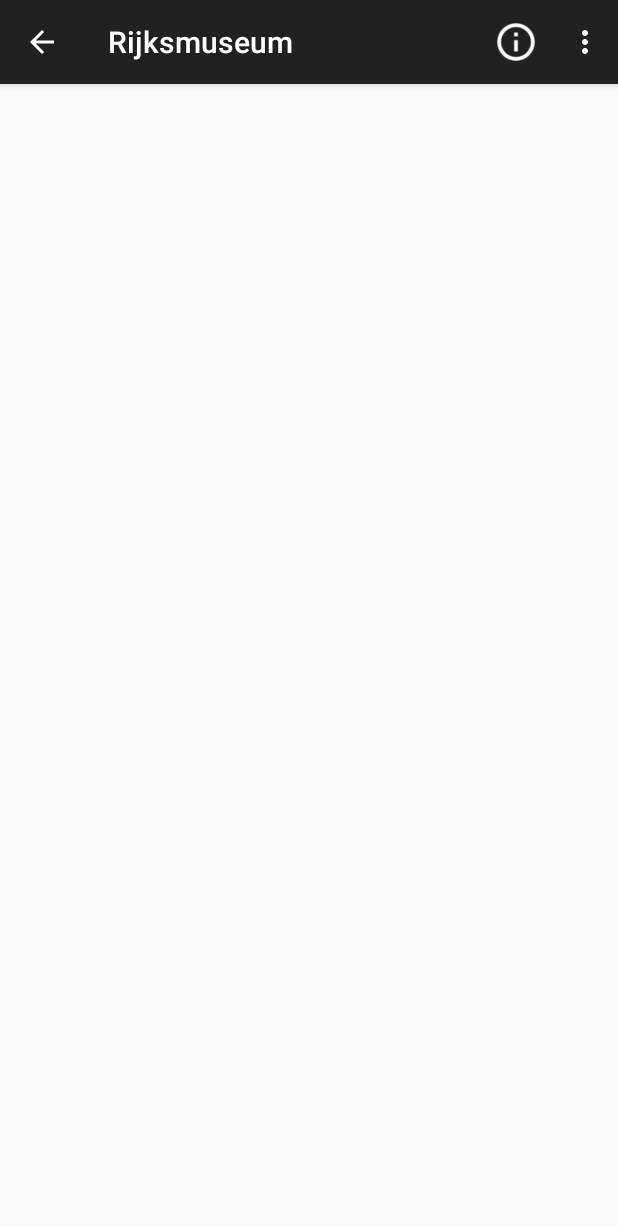
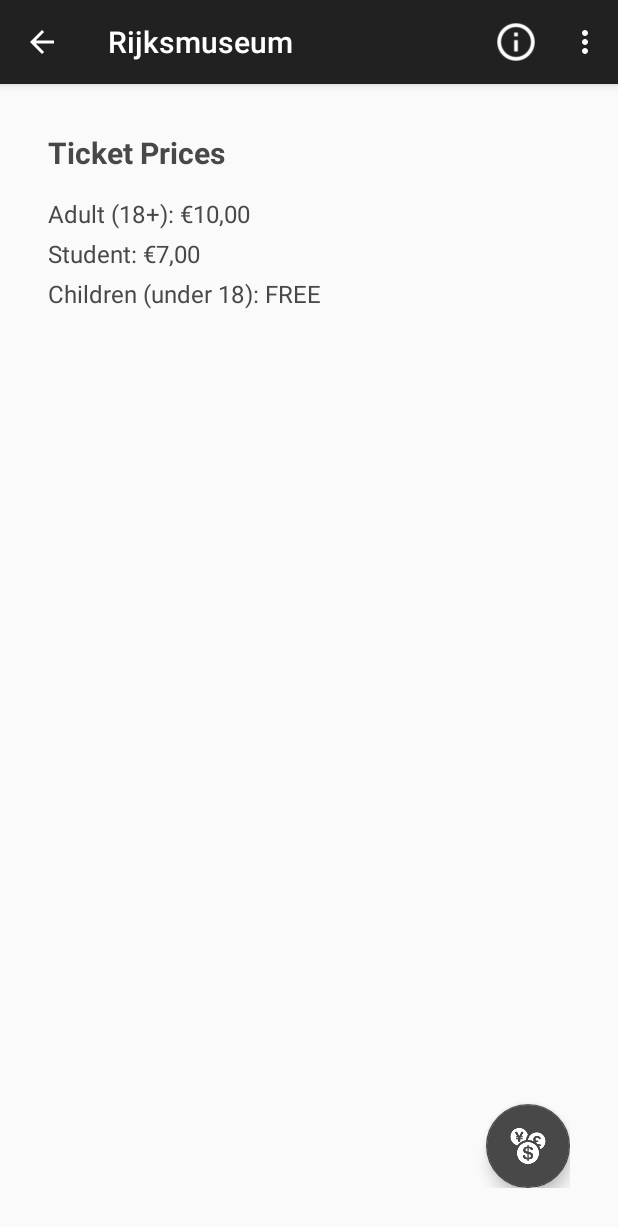
Before and after one commit to AdamMcquiff/rijksmuseum-android-app, an Android app: the screen it shows after launch (TicketInformationActivity), after a tap on "Ticket Information", on a phone screen of 412 x 824 dp. Shown: the top 1227 px of the screen. Run offline under Robolectric (Android 15) with nearby library versions, the phone set to English and light mode, and no system bars.

Commit message:
Added event listeners, began implementation of currency conversion

```diff
--- a/app/build.gradle
+++ b/app/build.gradle
@@ -27,4 +27,5 @@
     compile 'com.android.support:appcompat-v7:26.+'
     compile 'com.android.support.constraint:constraint-layout:1.0.2'
     testCompile 'junit:junit:4.12'
+    implementation 'com.android.support:design:26.1.0'
 }
--- a/app/src/main/java/com/cet325/bg72db/MainActivity.java
+++ b/app/src/main/java/com/cet325/bg72db/MainActivity.java
@@ -5,21 +5,31 @@
 import android.support.v7.app.AppCompatActivity;
 import android.view.Menu;
 import android.view.MenuItem;
+import android.view.View;
+import android.widget.Button;
 import android.widget.ScrollView;
 
 public class MainActivity extends AppCompatActivity {
 
-    // TODO: Add CTA button event listener
+    ScrollView main_activity = null;
+    Button call_to_action_btn = null;
 
-    ScrollView main_activity = null;
+    private View.OnClickListener call_to_action_event_listener = new View.OnClickListener() {
+        public void onClick(View view) {
+            // TODO; add intent / event logic
+        }
+    };
 
     @Override
     protected void onCreate(Bundle savedInstanceState) {
         super.onCreate(savedInstanceState);
         setContentView(R.layout.activity_main);
 
-        main_activity = (ScrollView) findViewById(R.id.main_activity);
+        main_activity = findViewById(R.id.main_activity);
         registerForContextMenu(main_activity);
+
+        call_to_action_btn = findViewById(R.id.discover_art_btn);
+        call_to_action_btn.setOnClickListener(call_to_action_event_listener);
     }
 
     @Override
@@ -33,9 +43,9 @@
         switch (item.getItemId()) {
             case R.id.action_info:
                 // String name = mEditTextName.getText().toString();
-                Intent ticketInfoActivityIntent = new Intent(getApplicationContext(), TicketInformationActivity.class);
+                Intent ticket_info_activity_intent = new Intent(getApplicationContext(), TicketInformationActivity.class);
                 // myIntent.putExtra("name", name);
-                startActivity(ticketInfoActivityIntent);
+                startActivity(ticket_info_activity_intent);
                 return true;
             default:
                 return super.onOptionsItemSelected(item);
--- a/app/src/main/java/com/cet325/bg72db/TicketInformationActivity.java
+++ b/app/src/main/java/com/cet325/bg72db/TicketInformationActivity.java
@@ -1,21 +1,45 @@
 package com.cet325.bg72db;
 
+import android.app.AlertDialog;
+import android.content.DialogInterface;
 import android.os.Bundle;
+import android.support.design.widget.FloatingActionButton;
 import android.support.v7.app.ActionBar;
 import android.support.v7.app.AppCompatActivity;
 import android.view.Menu;
 import android.view.MenuItem;
+import android.view.View;
+import android.widget.TextView;
 
 public class TicketInformationActivity extends AppCompatActivity {
 
     ActionBar action_bar = null;
+    TextView prices_textview = null;
+    FloatingActionButton currency_exchange_btn = null;
+
+    static double TICKET_PRICE_EURO = 10.00;
+    // TODO: get user currency OR default
+    String selected_currency = "EUR";
+
+    private View.OnClickListener currency_exchange_event_listener = new View.OnClickListener() {
+        public void onClick(View view) {
+            buildCurrencyDialog();
+        }
+    };
 
     @Override
     protected void onCreate(Bundle savedInstanceState) {
         super.onCreate(savedInstanceState);
         setContentView(R.layout.activity_ticket_information);
+
         action_bar = getSupportActionBar();
         if (action_bar != null) action_bar.setDisplayHomeAsUpEnabled(true);
+
+        prices_textview = findViewById(R.id.prices_textview);
+        updatePricesTextView(selected_currency);
+
+        currency_exchange_btn = findViewById(R.id.currency_action_button);
+        currency_exchange_btn.setOnClickListener(currency_exchange_event_listener);
     }
 
     @Override
@@ -34,4 +58,38 @@
                 return super.onOptionsItemSelected(item);
         }
     }
+
+    private void buildCurrencyDialog() {
+        AlertDialog.Builder builder = new AlertDialog.Builder(this);
+        builder.setTitle(R.string.currency_dialog_title);
+        builder.setItems(R.array.currencies, new DialogInterface.OnClickListener() {
+            public void onClick(DialogInterface dialog, int selected) {
+                String[] currencies = getResources().getStringArray(R.array.currencies);
+                String[] currency_codes = getResources().getStringArray(R.array.currency_codes);
+                for (int i = 0; i < currencies.length; i++) {
+                    if (selected == i) {
+                        selected_currency = currency_codes[i];
+                        updatePricesTextView(selected_currency);
+                        System.out.println("Current index is: " + i);
+                    }
+                }
+            }
+        });
+        AlertDialog ad = builder.create();
+        ad.show();
+    }
+
+    private void updatePricesTextView(String currency) {
+        String string = "Adult (18+): ";
+        switch (currency) {
+            case "EUR":
+                string += "€10,00 \nStudent: €7,00";
+                break;
+            case "GDP":
+                string += "£10.00 \nStudent: £7.00";
+                break;
+        }
+        string += "\nChildren (under 18): FREE";
+        prices_textview.setText(string);
+    }
 }
--- a/app/src/main/res/layout/activity_main.xml
+++ b/app/src/main/res/layout/activity_main.xml
@@ -37,7 +37,7 @@
                 android:lineSpacingExtra="8dp"
                 android:textColor="@color/colorPrimaryDark" />
 
-            <Button android:id="@+id/discoverArtBtn"
+            <Button android:id="@+id/discover_art_btn"
                 android:layout_width="wrap_content"
                 android:layout_height="wrap_content"
                 android:text="@string/discover_art_btn"
@@ -50,13 +50,14 @@
             android:layout_width="wrap_content"
             android:layout_height="wrap_content">
 
-            <ImageView
-                android:layout_width="wrap_content"
-                android:layout_height="match_parent"
-                android:scaleType="fitStart"
-                android:adjustViewBounds="true"
-                android:contentDescription="@string/rijksmuseum_exterior_description"
-                app:srcCompat="@drawable/rijksmuseum_exterior" />
+            <!-- TODO: bring this image in without lag -->
+            <!--<ImageView-->
+                <!--android:layout_width="wrap_content"-->
+                <!--android:layout_height="match_parent"-->
+                <!--android:scaleType="fitStart"-->
+                <!--android:adjustViewBounds="true"-->
+                <!--android:contentDescription="@string/rijksmuseum_exterior_description"-->
+                <!--app:srcCompat="@drawable/rijksmuseum_exterior" />-->
 
         </LinearLayout>
 
--- a/app/src/main/res/layout/activity_ticket_information.xml
+++ b/app/src/main/res/layout/activity_ticket_information.xml
@@ -1,8 +1,50 @@
 <?xml version="1.0" encoding="utf-8"?>
-<android.support.constraint.ConstraintLayout xmlns:android="http://schemas.android.com/apk/res/android"
-    xmlns:tools="http://schemas.android.com/tools"
+<RelativeLayout
+    android:orientation="vertical"
     android:layout_width="match_parent"
     android:layout_height="match_parent"
+    android:padding="@dimen/largePadding"
+    xmlns:android="http://schemas.android.com/apk/res/android"
+    xmlns:tools="http://schemas.android.com/tools"
     tools:context="com.cet325.bg72db.TicketInformationActivity">
 
-</android.support.constraint.ConstraintLayout>
+    <LinearLayout
+        android:orientation="vertical"
+        android:layout_width="match_parent"
+        android:layout_height="wrap_content"
+        android:id="@+id/linearLayout">
+
+        <TextView
+            android:layout_width="wrap_content"
+            android:layout_height="wrap_content"
+            android:text="Ticket Prices"
+            android:textSize="20sp"
+            android:lineSpacingExtra="8dp"
+            android:textColor="@color/colorAccent"
+            android:paddingBottom="@dimen/mediumPadding"
+            android:textStyle="bold" />
+
+        <TextView android:id="@+id/prices_textview"
+            android:layout_width="match_parent"
+            android:layout_height="wrap_content"
+            android:text="@string/currency_placeholder"
+            android:textSize="16sp"
+            android:lineSpacingExtra="8dp"
+            android:textColor="@color/colorAccent"
+            android:paddingBottom="@dimen/mediumPadding" />
+
+    </LinearLayout>
+
+    <android.support.design.widget.FloatingActionButton
+        android:id="@+id/currency_action_button"
+        android:src="@drawable/currency_exchange_icon"
+        android:layout_width="wrap_content"
+        android:layout_height="wrap_content"
+        android:clickable="true"
+        android:focusable="true"
+        android:layout_alignParentBottom="true"
+        android:layout_alignParentEnd="true"
+        android:layout_alignParentRight="true"
+        android:layout_gravity="end|bottom" />
+
+</RelativeLayout>
--- /dev/null
+++ b/app/src/main/res/values/arrays.xml
@@ -0,0 +1,12 @@
+<?xml version="1.0" encoding="utf-8"?>
+<resources>
+    <string-array name="currencies">
+        <item>Euro (€)</item>
+        <item>GDP (£)</item>
+    </string-array>
+
+    <string-array name="currency_codes">
+        <item>EUR</item>
+        <item>GDP</item>
+    </string-array>
+</resources>
--- a/app/src/main/res/values/strings.xml
+++ b/app/src/main/res/values/strings.xml
@@ -16,4 +16,8 @@
     <string name="art_without_frontiers_bio">We are a not-for-profit organisation with branches in many European countries, including the UK. We aim to promote the artistic heritage and promote cultural exchanges</string>
     <string name="art_without_frontiers_logo_description">Art Without Frontiers Logo</string>
 
+    <!-- Currency exchange strings -->
+    <string name="currency_dialog_title">Please select a currency</string>
+    <string name="currency_placeholder">No prices currently available</string>
+
 </resources>
--- a/build.gradle
+++ b/build.gradle
@@ -3,6 +3,7 @@
 buildscript {
     repositories {
         jcenter()
+        google()
     }
     dependencies {
         classpath 'com.android.tools.build:gradle:3.0.1'
@@ -15,6 +16,7 @@
 allprojects {
     repositories {
         jcenter()
+        google()
     }
 }
 
```
Also changed, not shown: app/src/main/res/drawable/currency_exchange_icon.png (added).
